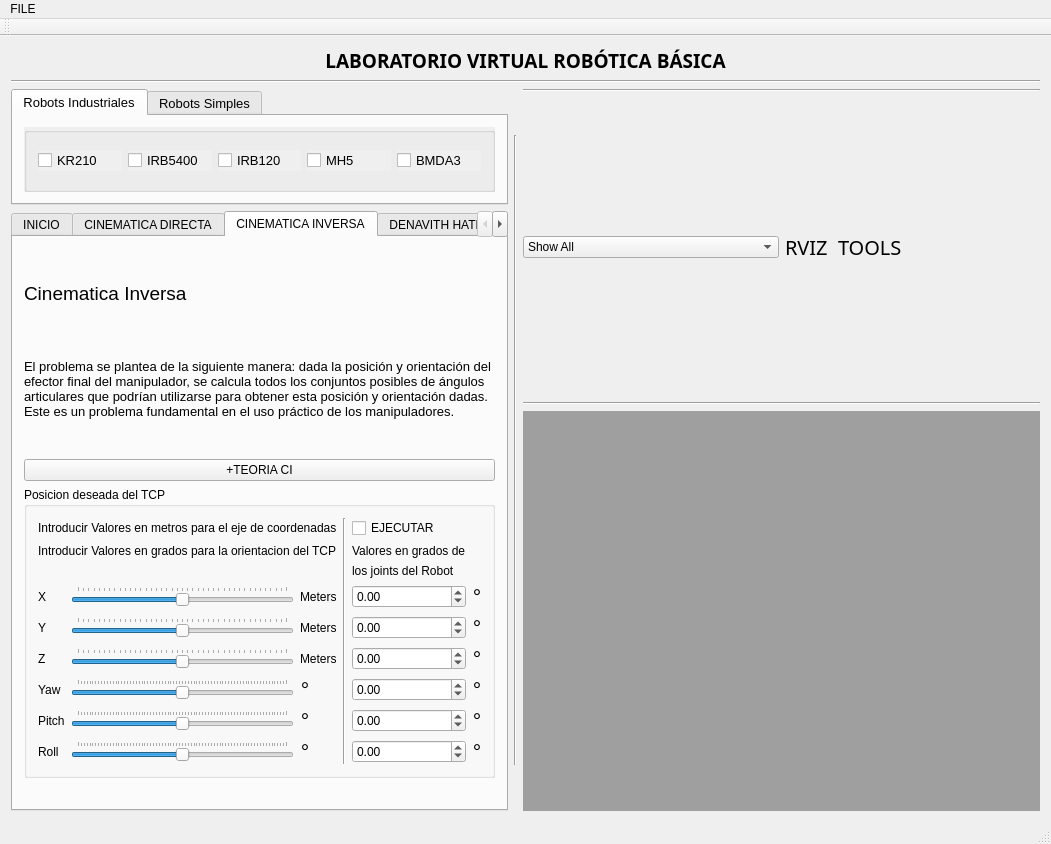
myalfred03/rvizglabre, file ui/rosgui.ui: the form before one commit.
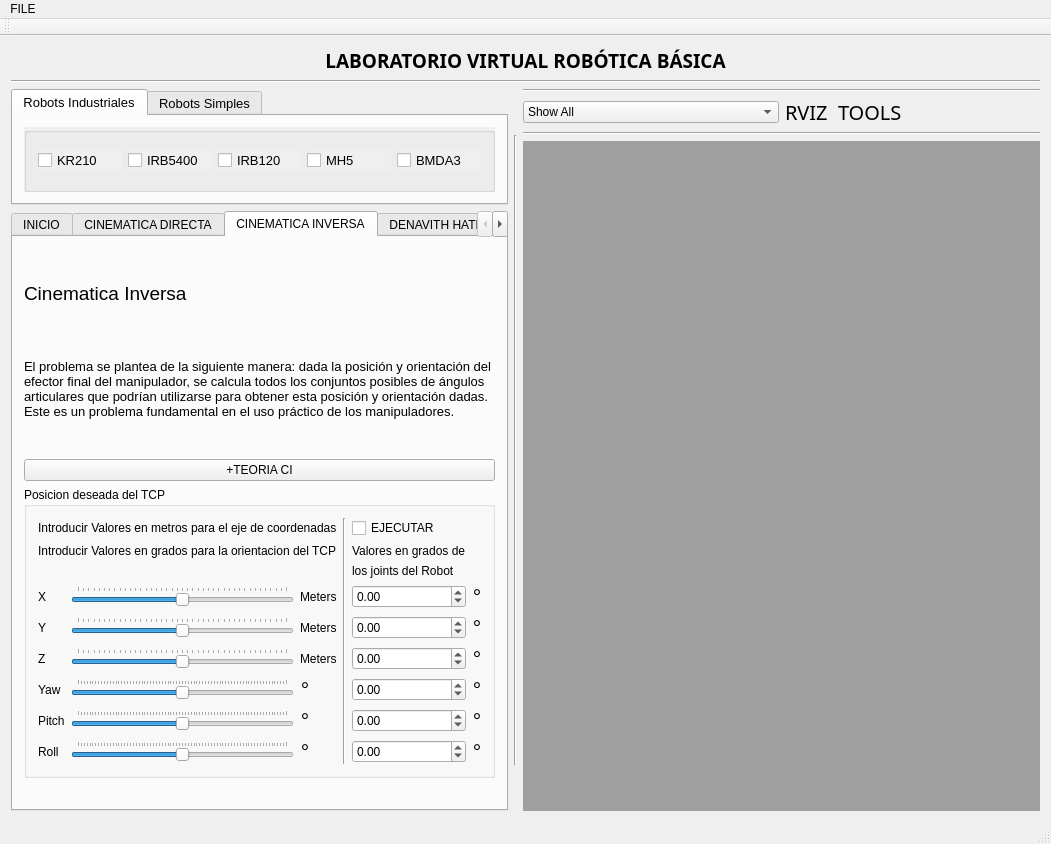
The form after the commit. Icons and pictures are not drawn.

The edit to the form file:
```diff
--- a/ui/rosgui.ui
+++ b/ui/rosgui.ui
@@ -1632,8 +1632,8 @@
            </widget>
           </item>
           <item>
-           <layout class="QHBoxLayout" name="horizontalLayout_3">
-            <item>
+           <layout class="QGridLayout" name="gridLayout_19">
+            <item row="0" column="0">
              <widget class="QComboBox" name="comboBox">
               <item>
                <property name="text">
@@ -1682,7 +1682,7 @@
               </item>
              </widget>
             </item>
-            <item>
+            <item row="0" column="1">
              <widget class="QLabel" name="label_23">
               <property name="font">
                <font>
```
